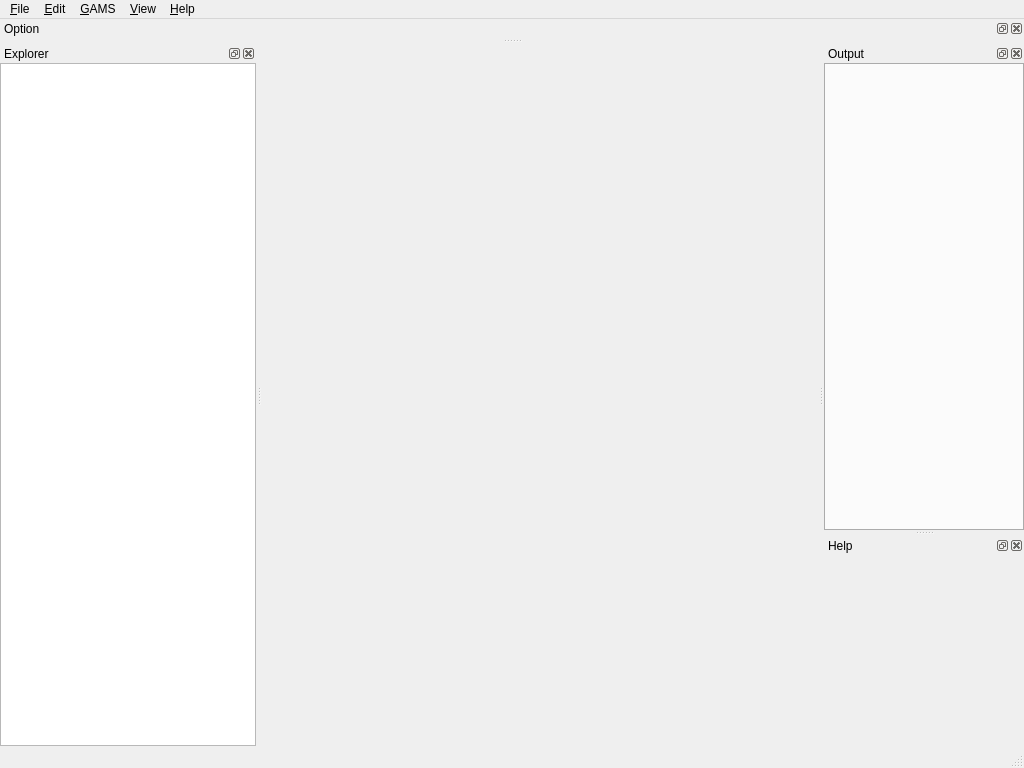
This is src/mainwindow.ui in GAMS-dev/studio as Qt 5 draws it before an edit. The edited form follows.
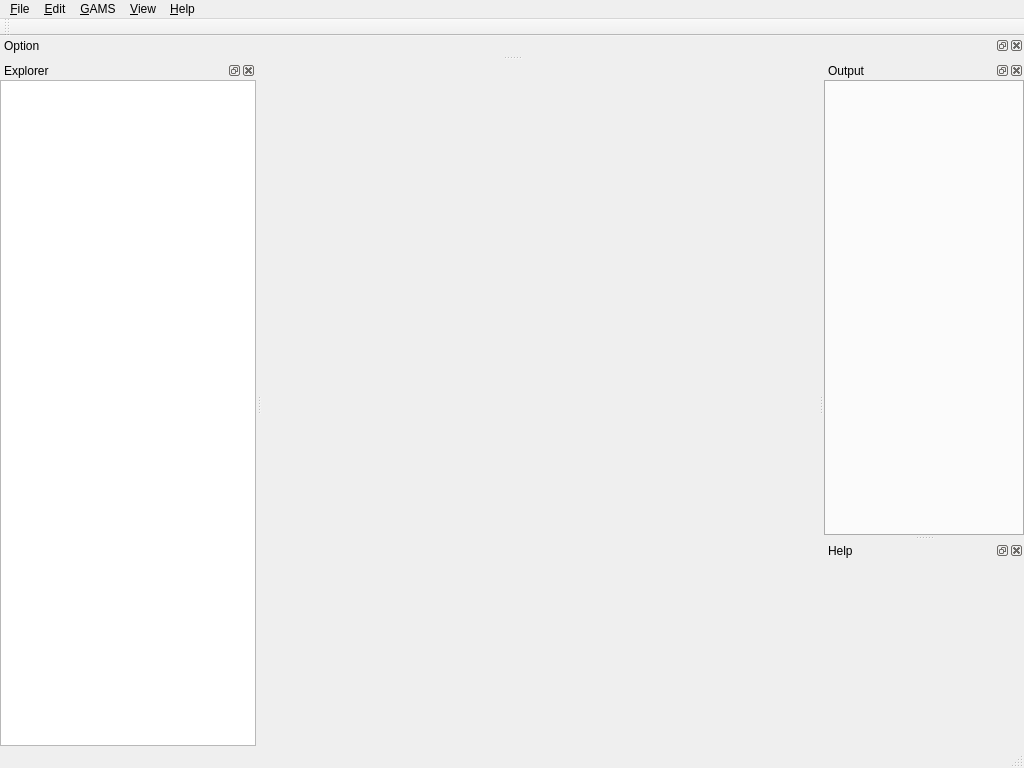
This is the edited form. Icons and pictures are not drawn. Custom widgets are drawn as their Qt base class.

Commit message: added toolbar and moved options there

What changed in the file:
```diff
--- a/src/mainwindow.ui
+++ b/src/mainwindow.ui
@@ -410,6 +410,17 @@
    </attribute>
    <widget class="QWidget" name="dockHelpViewContents"/>
   </widget>
+  <widget class="QToolBar" name="toolBar">
+   <property name="windowTitle">
+    <string>toolBar</string>
+   </property>
+   <attribute name="toolBarArea">
+    <enum>TopToolBarArea</enum>
+   </attribute>
+   <attribute name="toolBarBreak">
+    <bool>false</bool>
+   </attribute>
+  </widget>
   <action name="actionFile">
    <property name="text">
     <string>File</string>
```
The commit also changes 3 other files.
